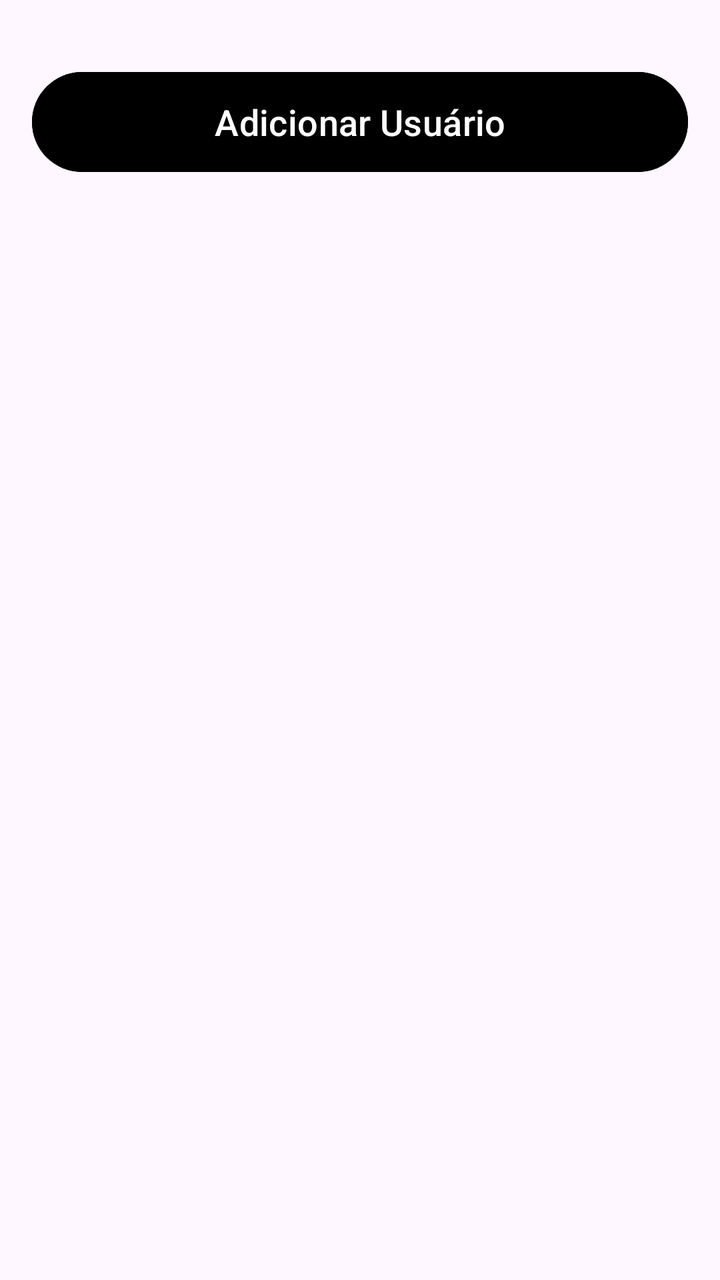
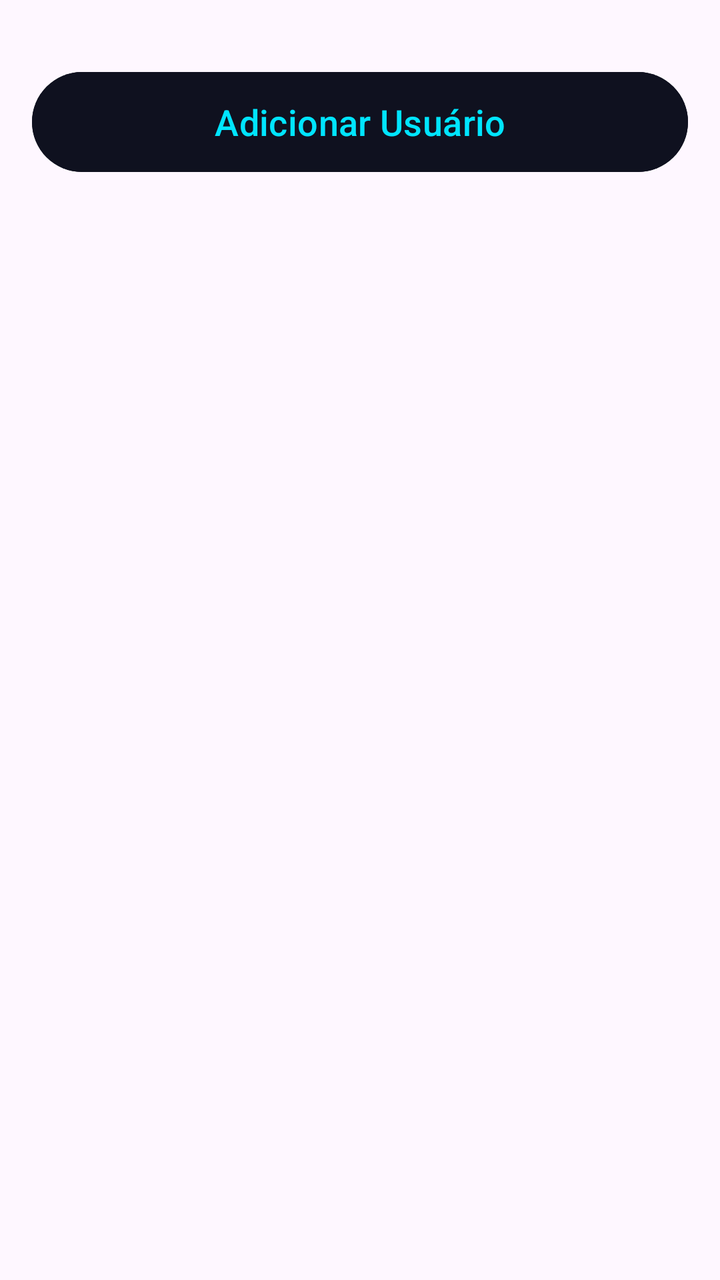

Before-and-after screenshots of an Android layout around one commit, followed by the original layout XML and the change that was made.
<!-- AndroidManifest.xml: application theme Theme.SistemaUniversalAcesso -->
<!-- res/layout/fragment_usuarios.xml -->
<?xml version="1.0" encoding="utf-8"?>
<LinearLayout xmlns:android="http://schemas.android.com/apk/res/android"
    android:orientation="vertical"
    android:padding="16dp"
    android:layout_width="match_parent"
    android:layout_height="match_parent">

    <Button
        android:id="@+id/btnAdicionar"
        android:layout_width="match_parent"
        android:layout_height="58dp"
        android:text="Adicionar Usuário"
        android:textColor="@android:color/white"
        android:backgroundTint="@color/black"
        android:textSize="18sp"
        android:layout_marginTop="16dp" />

    <androidx.recyclerview.widget.RecyclerView
        android:id="@+id/recyclerUsuarios"
        android:layout_width="match_parent"
        android:layout_height="0dp"
        android:layout_weight="1" />

</LinearLayout>
<!-- resources referenced by this layout -->
<resources>
  <color name="black">#FF000000</color>
  <style name="Theme.SistemaUniversalAcesso" parent="Base.Theme.SistemaUniversalAcesso" />
  <style name="Base.Theme.SistemaUniversalAcesso" parent="Theme.Material3.DayNight.NoActionBar">
          
          
      </style>
</resources>

<!-- the commit's change to res/layout/fragment_usuarios.xml (unified diff, before → after) -->
@@ -10,8 +10,8 @@
         android:layout_width="match_parent"
         android:layout_height="58dp"
         android:text="Adicionar Usuário"
-        android:textColor="@android:color/white"
-        android:backgroundTint="@color/black"
+        android:textColor="@color/azul_neon"
+        android:backgroundTint="#0F111F"
         android:textSize="18sp"
         android:layout_marginTop="16dp" />
 
<!-- resource entries referenced after the edit -->
@@ -1,6 +1,6 @@
 <!-- resources referenced by this layout -->
 <resources>
-  <color name="black">#FF000000</color>
+  <color name="azul_neon">#00E5FF</color>
   <style name="Theme.SistemaUniversalAcesso" parent="Base.Theme.SistemaUniversalAcesso" />
   <style name="Base.Theme.SistemaUniversalAcesso" parent="Theme.Material3.DayNight.NoActionBar">
           
